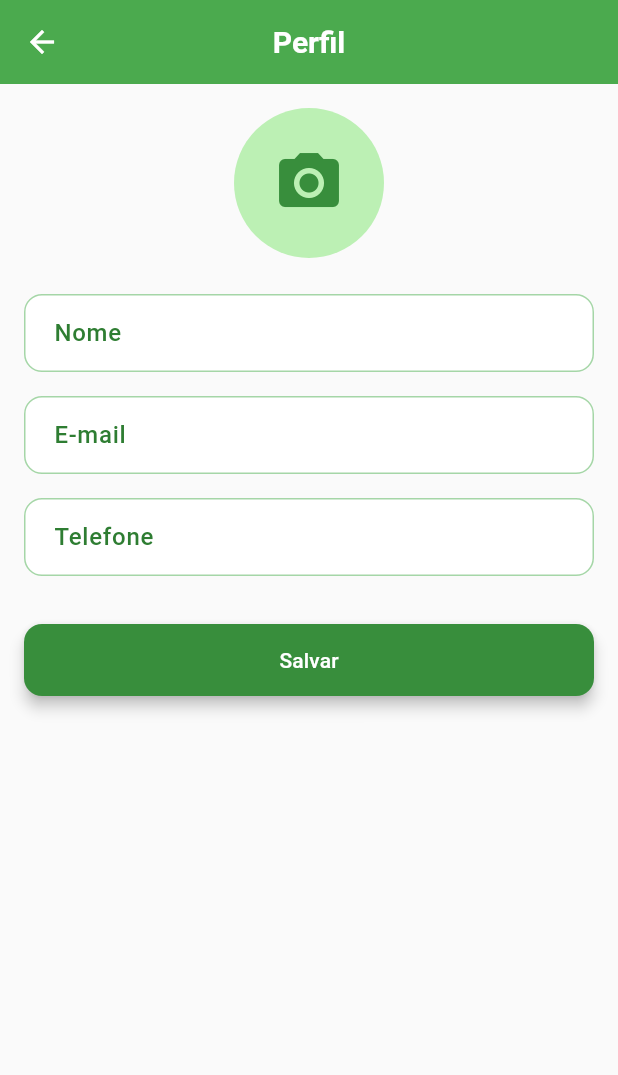
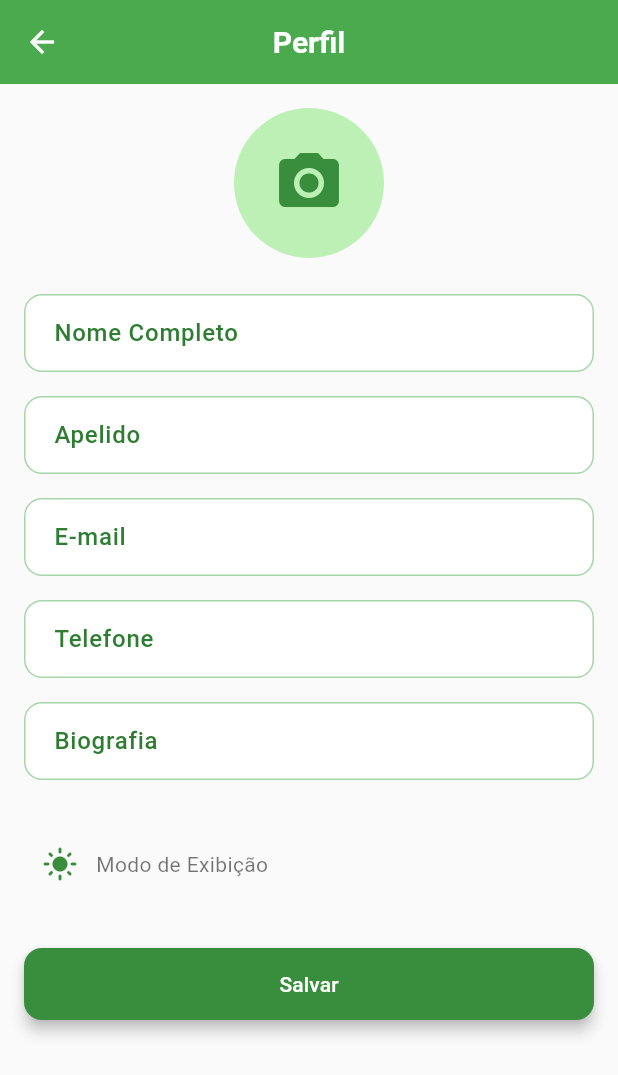
Before and after one commit to LipeLacross/COMPET-SPA-Flutter, a Flutter app: the ProfileScreen screen opened by its route, after a tap on the "camera alt" icon, on a phone screen of 412 x 824 dp. Shown: the top 1075 px of the screen. Run offline on Flutter 3.47's test engine with Material 3 defaults, Android fonts, the phone set to English and light mode, and no system bars; our stand-ins replace csv, firebase_core, firebase_messaging, fl_chart, geolocator, google_maps_flutter and 4 more; accounts and stored records are empty.

Commit message:
update: profile, api_service feat: back-end - fastapi - geopandas

```diff
--- a/ideias.txt
+++ b/ideias.txt
@@ -6,7 +6,7 @@ o usuário pode então mudar o nome do apelido e inserir ou mudar o numero de co
 2. no cadastro tem que ter requisitos,
 ex: cpf tem que ter certa quantidade de caracteres
 data de nascimento tem que seguir um molde, todos devem ter um molde,
-se não seguir não deixa registrar
+se não seguir os padrã, não deixa registrar, por padrao
 
 4. eu quero uma forma de registrar os admins, o cadastro normal fica para os que não role como admin, e apenas usuarios, ou talvez ter uma conta já criada para admin, que possa ser modifciada pelos administrador
 
--- a/lib/components/custom_input.dart
+++ b/lib/components/custom_input.dart
@@ -9,6 +9,7 @@ class CustomInput extends StatelessWidget {
   final Widget? suffixIcon;
   final TextInputType keyboardType;
   final String? hintText;
+  final bool readOnly;  // Added readOnly parameter
 
   const CustomInput({
     Key? key,
@@ -18,6 +19,7 @@ class CustomInput extends StatelessWidget {
     this.suffixIcon,
     this.keyboardType = TextInputType.text,
     this.hintText,
+    this.readOnly = false,  // Default to false
   }) : super(key: key);
 
   @override
@@ -32,6 +34,7 @@ class CustomInput extends StatelessWidget {
         border: const OutlineInputBorder(),
         suffixIcon: suffixIcon,
       ),
+      readOnly: readOnly,  // Apply readOnly here
     );
   }
 }
--- a/lib/screens/profile_screen.dart
+++ b/lib/screens/profile_screen.dart
@@ -14,11 +14,14 @@ class ProfileScreen extends StatefulWidget {
 }
 
 class _ProfileScreenState extends State<ProfileScreen> {
-  final _nameController  = TextEditingController();
+  final _fullNameController = TextEditingController();  // Para o nome completo
+  final _nicknameController = TextEditingController();  // Para o apelido
   final _emailController = TextEditingController();
   final _phoneController = TextEditingController();
-  final _sm              = SessionManager();
+  final _biographyController = TextEditingController();
+  final _sm = SessionManager();
   File? _avatar;
+  bool _isDarkMode = false;
 
   @override
   void initState() {
@@ -26,34 +29,74 @@ class _ProfileScreenState extends State<ProfileScreen> {
     _loadProfile();
   }
 
+  // Carrega o perfil (nome completo, apelido, email, telefone)
   Future<void> _loadProfile() async {
+    final fullName = await _sm.getFullName();
     final nick = await _sm.getNickname();
+    final email = await _sm.getEmail();
+    final phone = await _sm.getPhone();
+    final bio = await _sm.getBiography(); // Para biografia
+
     setState(() {
-      _nameController.text = nick ?? '';
-      // caso salve e-mail/telefone em SessionManager, carregue aqui também
+      _fullNameController.text = fullName ?? '';
+      _nicknameController.text = nick ?? '';
+      _emailController.text = email ?? '';
+      _phoneController.text = phone ?? '';
+      _biographyController.text = bio ?? ''; // Carrega a biografia
     });
   }
 
+  // Função para escolher uma nova imagem de avatar
   Future<void> _pickImage() async {
     final picker = ImagePicker();
     final picked = await picker.pickImage(source: ImageSource.gallery);
     if (picked != null) {
       setState(() => _avatar = File(picked.path));
-      // opcional: salvar caminho no SessionManager ou storage
+      // Opcional: salvar caminho no SessionManager ou storage
     }
+  }
+
+  // Função de salvar as alterações no perfil
+  Future<void> _saveProfile() async {
+    final newFullName = _fullNameController.text.trim();
+    final newNickname = _nicknameController.text.trim();
+    final newPhone = _phoneController.text.trim();
+    final newBio = _biographyController.text.trim();
+
+    // Atualizando os dados no SessionManager
+    await _sm.saveFullName(newFullName);
+    await _sm.saveNickname(newNickname);
+    await _sm.savePhone(newPhone);
+    await _sm.saveBiography(newBio);
+
+    // TODO: Se você tiver um backend, envie as alterações para o servidor
+    ScaffoldMessenger.of(context).showSnackBar(
+      const SnackBar(content: Text('Perfil atualizado com sucesso!')),
+    );
+  }
+
+  // Função para alterar o modo de exibição (Claro/Oscuro)
+  void _toggleTheme() {
+    setState(() {
+      _isDarkMode = !_isDarkMode;
+      // Aqui você pode salvar a preferência do usuário se necessário
+    });
   }
 
   @override
   void dispose() {
-    _nameController.dispose();
+    _fullNameController.dispose();
+    _nicknameController.dispose();
     _emailController.dispose();
     _phoneController.dispose();
+    _biographyController.dispose();
     super.dispose();
   }
 
   @override
   Widget build(BuildContext context) {
     final primary = Theme.of(context).colorScheme.primary;
+
     return Scaffold(
       appBar: AppBar(
         title: const Text('Perfil'),
@@ -76,17 +119,49 @@ class _ProfileScreenState extends State<ProfileScreen> {
               ),
             ),
             const SizedBox(height: 24),
-            CustomInput(label: 'Nome', controller: _nameController),
+            CustomInput(
+              label: 'Nome Completo',  // Nome completo
+              controller: _fullNameController,
+            ),
             const SizedBox(height: 16),
-            CustomInput(label: 'E-mail', controller: _emailController),
+            CustomInput(
+              label: 'Apelido',  // Apelido
+              controller: _nicknameController,
+            ),
             const SizedBox(height: 16),
-            CustomInput(label: 'Telefone', controller: _phoneController),
+            CustomInput(
+              label: 'E-mail',  // E-mail (não editável)
+              controller: _emailController,
+              // Não use 'enabled' diretamente, adicione um parâmetro 'enabled' no CustomInput ou apenas faça o campo não-editável
+              readOnly: true,  // Modifique para 'readOnly' ou adicione 'enabled' no widget
+            ),
+            const SizedBox(height: 16),
+            CustomInput(
+              label: 'Telefone',  // Telefone
+              controller: _phoneController,
+            ),
+            const SizedBox(height: 16),
+            CustomInput(
+              label: 'Biografia',  // Biografia
+              controller: _biographyController,
+            ),
+            const SizedBox(height: 32),
+            Row(
+              children: [
+                IconButton(
+                  icon: Icon(
+                    _isDarkMode ? Icons.dark_mode : Icons.light_mode,
+                    color: primary,
+                  ),
+                  onPressed: _toggleTheme,
+                ),
+                const Text('Modo de Exibição'),
+              ],
+            ),
             const SizedBox(height: 32),
             CustomButton(
               label: 'Salvar',
-              onPressed: () {
-                // TODO: implementar salvamento de nome, e-mail, telefone e avatar
-              },
+              onPressed: _saveProfile,
             ),
           ],
         ),
--- a/lib/services/session_manager.dart
+++ b/lib/services/session_manager.dart
@@ -1,5 +1,3 @@
-// lib/services/session_manager.dart
-
 import 'package:shared_preferences/shared_preferences.dart';
 
 class SessionManager {
@@ -9,6 +7,8 @@ class SessionManager {
   static const _emailKey             = 'user_email';
   static const _phoneKey             = 'user_phone';
   static const _avatarKey            = 'user_avatar_path';
+  static const _fullNameKey          = 'user_full_name';  // Novo: para nome completo
+  static const _biographyKey         = 'user_biography';  // Novo: para biografia
 
   // NOVO: chave para o token de beneficiário
   static const _beneficiaryTokenKey  = 'beneficiary_token';
@@ -86,6 +86,34 @@ class SessionManager {
   }
 
   // ============================
+  // Métodos para Nome Completo e Biografia
+  // ============================
+
+  /// Salva o nome completo do usuário
+  Future<void> saveFullName(String fullName) async {
+    final prefs = await SharedPreferences.getInstance();
+    await prefs.setString(_fullNameKey, fullName);
+  }
+
+  /// Recupera o nome completo do usuário
+  Future<String?> getFullName() async {
+    final prefs = await SharedPreferences.getInstance();
+    return prefs.getString(_fullNameKey);
+  }
+
+  /// Salva a biografia do usuário
+  Future<void> saveBiography(String biography) async {
+    final prefs = await SharedPreferences.getInstance();
+    await prefs.setString(_biographyKey, biography);
+  }
+
+  /// Recupera a biografia do usuário
+  Future<String?> getBiography() async {
+    final prefs = await SharedPreferences.getInstance();
+    return prefs.getString(_biographyKey);
+  }
+
+  // ============================
   // Métodos para Beneficiário
   // ============================
 
```
Also changed, not shown: lib/services/api_service.dart (+16 -0 lines), 3 other files.
